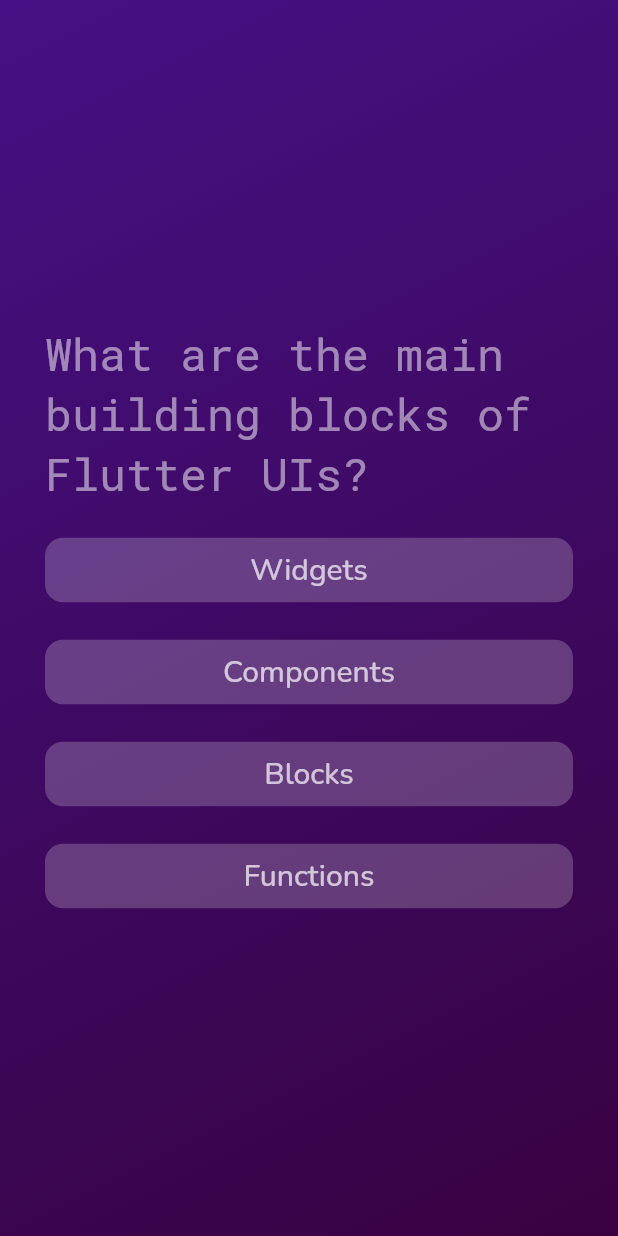
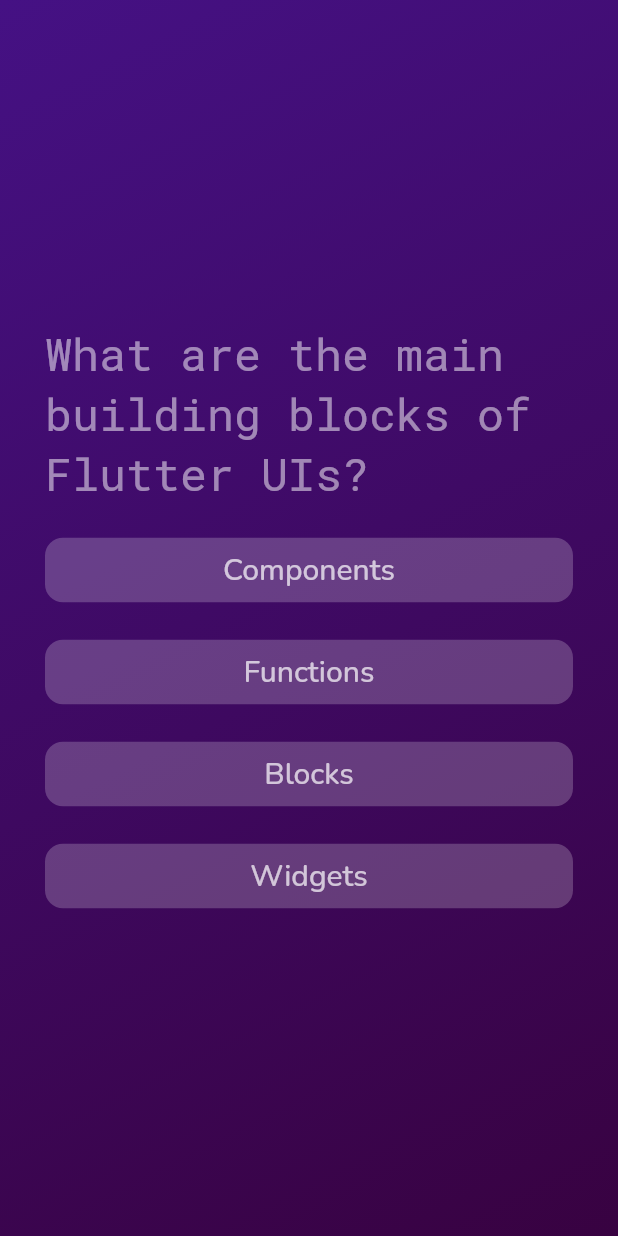
Before and after one commit to bhookhakela/Quiz-App, a Flutter app: the screen it shows after launch, after a tap on "Start Quiz", on a phone screen of 412 x 824 dp. Run offline on Flutter 3.47's test engine with Material 2 defaults, Android fonts, the phone set to English and light mode, and no system bars; our stand-ins replace google_fonts.

```diff
--- a/lib/custom_button.dart
+++ b/lib/custom_button.dart
@@ -7,7 +7,12 @@ class answerButton extends StatelessWidget {
   final String options;
   @override
   Widget build(context) {
-    return TextButton(
+    return Column(
+      children: [
+        const SizedBox(
+          height: 20,
+        ),
+        TextButton(
           onPressed: buttonpress,
           style: TextButton.styleFrom(
             shape: RoundedRectangleBorder(
@@ -26,6 +31,8 @@ class answerButton extends StatelessWidget {
               ),
             ),
           ),
+        ),
+      ],
     );
   }
 }
--- a/lib/models/question_class.dart
+++ b/lib/models/question_class.dart
@@ -2,4 +2,9 @@ class QuizQuestion {
   QuizQuestion(this.question, this.answer);
   String question;
   List<String> answer;
+  List<String> shuffle_options() {
+    List<String> temp = answer;
+    temp.shuffle();
+    return temp;
+  }
 }
--- a/lib/questions_page.dart
+++ b/lib/questions_page.dart
@@ -34,22 +34,9 @@ class _questions_pageState extends State<questions_page> {
               ),
             ),
           ),
-          const SizedBox(
-            height: 20,
-          ),
-          answerButton(data[i].answer[0], updateI),
-          const SizedBox(
-            height: 20,
-          ),
-          answerButton(data[i].answer[1], updateI),
-          const SizedBox(
-            height: 20,
-          ),
-          answerButton(data[i].answer[2], updateI),
-          const SizedBox(
-            height: 20,
-          ),
-          answerButton(data[i].answer[3], updateI),
+          ...(data[i].shuffle_options()).map((items) {
+            return answerButton(items, updateI);
+          }),
         ],
       ),
     );
```
Lines whose indentation alone changed are shown as unchanged.
